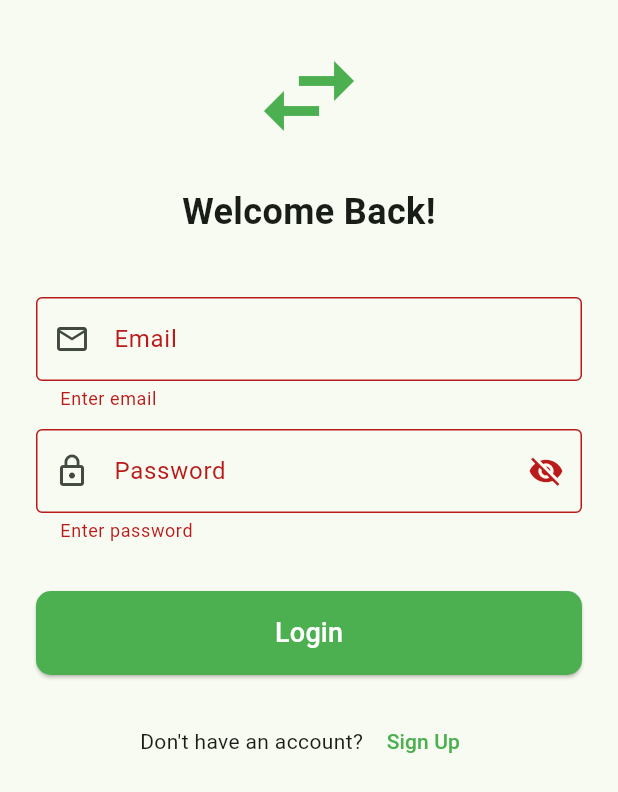
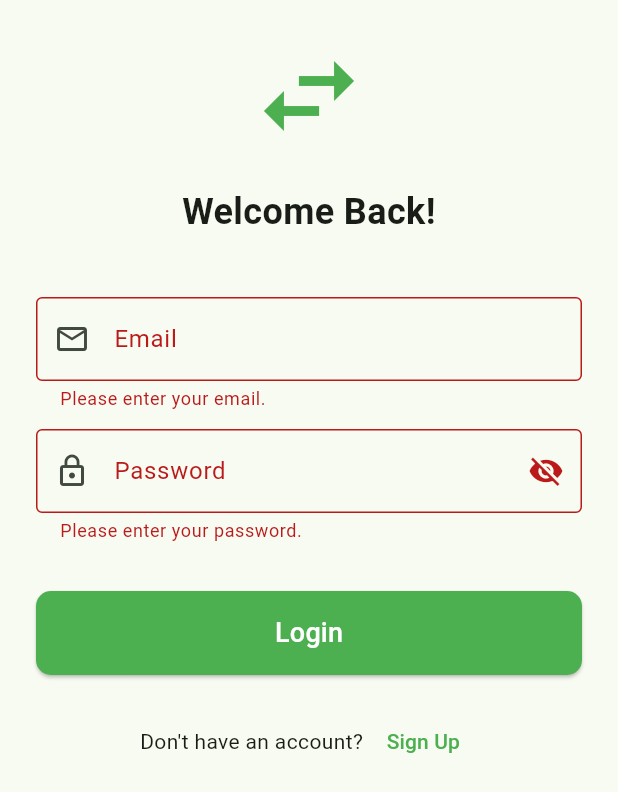
Before and after one commit to anamika21islam-cmd/swapmate, a Flutter app: the screen it shows after launch, after a tap on "Login", on a phone screen of 412 x 824 dp. Shown: the top 792 px of the screen. Run offline on Flutter 3.47's test engine with Material 3 defaults, Android fonts, the phone set to English and light mode, and no system bars; our stand-ins replace image_picker, supabase_flutter; accounts and stored records are empty.

Commit message:
Set profile icon on profile section and solve error email notify problem

```diff
--- a/lib/screens/login_screen.dart
+++ b/lib/screens/login_screen.dart
@@ -25,15 +25,33 @@ class _LoginScreenState extends State<LoginScreen> {
   bool _obscureConfirmPassword = true;
   bool _isLoading = false;
 
+  void _showErrorSnackBar(String message) {
+    if (!mounted) return;
+    ScaffoldMessenger.of(context).showSnackBar(
+      SnackBar(
+        content: Text(
+          message,
+          style: const TextStyle(color: Colors.white, fontSize: 16),
+        ),
+        backgroundColor: Colors.red.shade600,
+        behavior: SnackBarBehavior.floating,
+        shape: RoundedRectangleBorder(
+          borderRadius: BorderRadius.circular(10),
+        ),
+        padding: const EdgeInsets.symmetric(horizontal: 20, vertical: 14),
+        margin: const EdgeInsets.all(20),
+        duration: const Duration(seconds: 4),
+      ),
+    );
+  }
+
   Future<void> _authenticate() async {
     if (!_formKey.currentState!.validate()) return;
 
     // Check password match for sign up
     if (!_isLogin &&
         _passwordController.text != _confirmPasswordController.text) {
-      ScaffoldMessenger.of(context).showSnackBar(
-        const SnackBar(content: Text('❌ Passwords do not match!')),
-      );
+      _showErrorSnackBar('Passwords do not match!');
       return;
     }
 
@@ -94,11 +112,27 @@ class _LoginScreenState extends State<LoginScreen> {
           });
         }
       }
+    } on AuthException catch (e) {
+      if (!mounted) return;
+      final msg = e.message.toLowerCase();
+      if (msg.contains('invalid login credentials')) {
+        _showErrorSnackBar('Invalid email or password.');
+      } else {
+        _showErrorSnackBar('Something went wrong. Please try again.');
+      }
     } catch (e) {
       if (!mounted) return;
-      ScaffoldMessenger.of(
-        context,
-      ).showSnackBar(SnackBar(content: Text('❌ Error: ${e.toString()}')));
+      final errorString = e.toString().toLowerCase();
+      if (errorString.contains('socketexception') ||
+          errorString.contains('clientexception') ||
+          errorString.contains('network') ||
+          errorString.contains('failed host lookup') ||
+          errorString.contains('connection refused') ||
+          errorString.contains('connection timed out')) {
+        _showErrorSnackBar('No internet connection. Please check your network and try again.');
+      } else {
+        _showErrorSnackBar('Something went wrong. Please try again.');
+      }
     }
 
     if (mounted) setState(() => _isLoading = false);
@@ -172,7 +206,16 @@ class _LoginScreenState extends State<LoginScreen> {
                       prefixIcon: Icon(Icons.email_outlined),
                       border: OutlineInputBorder(),
                     ),
-                    validator: (v) => v!.isEmpty ? 'Enter email' : null,
+                    validator: (v) {
+                      if (v == null || v.trim().isEmpty) {
+                        return 'Please enter your email.';
+                      }
+                      final emailRegex = RegExp(r'^[^@]+@[^@]+\.[^@]+');
+                      if (!emailRegex.hasMatch(v.trim())) {
+                        return 'Please enter a valid email address.';
+                      }
+                      return null;
+                    },
                   ),
                   const SizedBox(height: 12),
 
@@ -196,8 +239,8 @@ class _LoginScreenState extends State<LoginScreen> {
                       border: const OutlineInputBorder(),
                     ),
                     validator: (v) {
-                      if (v!.isEmpty) return 'Enter password';
-                      if (v.length < 6) return 'Min 6 characters';
+                      if (v == null || v.isEmpty) return 'Please enter your password.';
+                      if (!_isLogin && v.length < 6) return 'Min 6 characters';
                       return null;
                     },
                   ),
```
Also changed, not shown: lib/screens/edit_profile_screen.dart (added, +286 -0 lines), lib/screens/profile_screen.dart (+25 -4 lines).
